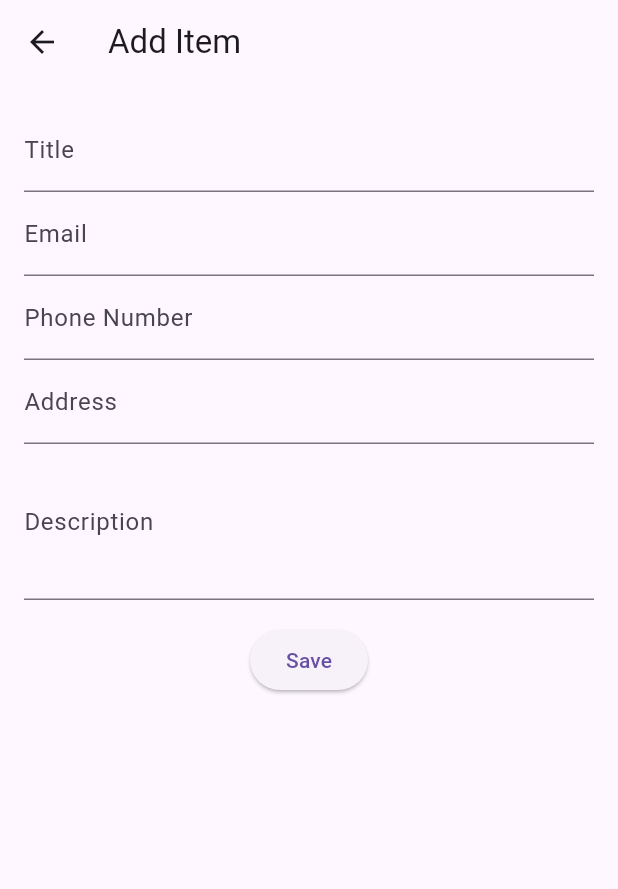
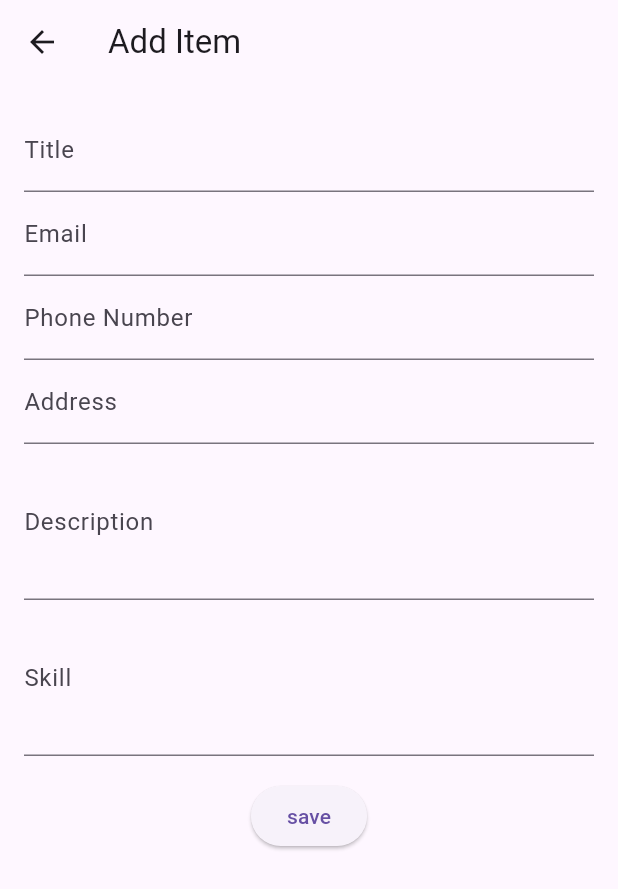
Before and after one commit to Aryan12Nt/resume_builder, a Flutter app: the screen it shows after launch, after a tap on the "add" icon, on a phone screen of 412 x 824 dp. Shown: the top 889 px of the screen. Run offline on Flutter 3.47's test engine with Material 3 defaults, Android fonts, the phone set to English and light mode, and no system bars; our stand-ins replace cloud_firestore, firebase_core; accounts and stored records are empty.

Commit message:
worked on listview

```diff
--- a/lib/main.dart
+++ b/lib/main.dart
@@ -1,11 +1,13 @@
 import 'package:flutter/material.dart';
 import 'package:firebase_core/firebase_core.dart';
-import 'package:resume_builder/screen.dart';
+import 'package:resume_builder/resume_screen.dart';
 import 'firebase_options.dart';
 
-void main() async {
-  WidgetsFlutterBinding.ensureInitialized();
-  await Firebase.initializeApp();
+Future<void> main() async {
+  runApp( MyApp());
+  await Firebase.initializeApp(
+    options: DefaultFirebaseOptions.currentPlatform,
+  );
   runApp(MyApp());
 }
 
@@ -13,6 +15,7 @@ class MyApp extends StatelessWidget {
   @override
   Widget build(BuildContext context) {
     return MaterialApp(
+      debugShowCheckedModeBanner: false,
       title: 'My App',
       home: ResumeScreen(),
     );
--- a/lib/model.dart
+++ b/lib/model.dart
@@ -1,11 +1,15 @@
 class ResumeItem {
+  String? id;
   String? title;
   String? email;
   String? phoneNumber;
   String? address;
   String? description;
+  String? skills;
 
   ResumeItem({
+    this.skills,
+    this.id,
     this.title,
     this.email,
     this.phoneNumber,
--- a/lib/resume_form.dart
+++ b/lib/resume_form.dart
@@ -1,11 +1,25 @@
 import 'package:cloud_firestore/cloud_firestore.dart';
 import 'package:flutter/material.dart';
 import 'package:resume_builder/model.dart';
+class ResumeForm extends StatefulWidget {
+  bool isEditScreen;
+  final ResumeItem? resumeItem;
+  final String? docId;
+  final String? title;
+  final String? description;
+  final String? address;
+  final String? skills;
+  final String? email;
+  final String? phoneNumber;
 
-class ResumeForm extends StatefulWidget {
-  final ResumeItem? resumeItem;
-
-  ResumeForm({this.resumeItem});
+  ResumeForm(
+      {this.docId,this.email,this.phoneNumber,
+        this.isEditScreen = false,
+        this.title,
+        this.description,
+        this.address,
+        this.skills,
+        this.resumeItem});
 
   @override
   _ResumeFormState createState() => _ResumeFormState();
@@ -17,20 +31,26 @@ class _ResumeFormState extends State<ResumeForm> {
   TextEditingController? phoneController;
   TextEditingController? addressController;
   TextEditingController? descriptionController;
+  TextEditingController? skillsController;
 
   @override
   void initState() {
     super.initState();
-    titleController =
-        TextEditingController(text: widget.resumeItem?.title ?? '');
-    emailController =
-        TextEditingController(text: widget.resumeItem?.email ?? '');
+    initilizeController(); // Call the initialization method here
+  }
+
+  void initilizeController() {
+    if (widget.isEditScreen) {
+      skillsController = TextEditingController(text: widget.skills);
+      titleController = TextEditingController(text: widget.title);
+      emailController = TextEditingController(text: widget.email);
       phoneController =
-        TextEditingController(text: widget.resumeItem?.phoneNumber ?? '');
+          TextEditingController(text: widget.phoneNumber);
       addressController =
-        TextEditingController(text: widget.resumeItem?.address ?? '');
+          TextEditingController(text: widget.address);
       descriptionController =
-        TextEditingController(text: widget.resumeItem?.description ?? '');
+          TextEditingController(text: widget.description);
+    }
   }
 
   @override
@@ -64,12 +84,17 @@ class _ResumeFormState extends State<ResumeForm> {
               decoration: InputDecoration(labelText: 'Description'),
               maxLines: 3,
             ),
+            TextField(
+              controller: skillsController,
+              decoration: InputDecoration(labelText: 'Skill'),
+              maxLines: 3,
+            ),
             SizedBox(height: 16.0),
             ElevatedButton(
               onPressed: () {
                 _saveResumeItem();
               },
-              child: Text('Save'),
+              child: Text(widget.isEditScreen ? 'edit' : "save"),
             ),
           ],
         ),
@@ -85,12 +110,14 @@ class _ResumeFormState extends State<ResumeForm> {
     final phone = phoneController?.text;
     final address = addressController?.text;
     final description = descriptionController?.text;
+    final skills = skillsController?.text;
 
     if (title != null &&
         description != null &&
         title.isNotEmpty &&
         description.isNotEmpty) {
       final result = ResumeItem(
+        skills: skills,
         title: title,
         email: email,
         phoneNumber: phone,
@@ -98,14 +125,27 @@ class _ResumeFormState extends State<ResumeForm> {
         description: description,
       );
 
-      // Add new resume item to Firestore
-      await resumeCollection.add({
+      if (widget.isEditScreen) {
+        // Update the existing document using the provided docId
+        await resumeCollection.doc(widget.docId).update({
+          "skills": result.skills,
           'title': result.title,
           'email': result.email,
           'phoneNumber': result.phoneNumber,
           'address': result.address,
           'description': result.description,
         });
+      } else {
+        // Add new resume item to Firestore
+        await resumeCollection.add({
+          "skills": result.skills,
+          'title': result.title,
+          'email': result.email,
+          'phoneNumber': result.phoneNumber,
+          'address': result.address,
+          'description': result.description,
+        });
+      }
 
       Navigator.pop(context, result);
     }
--- a/lib/screen.dart
+++ b/lib/screen.dart
@@ -1,74 +1,74 @@
-import 'package:cloud_firestore/cloud_firestore.dart';
-import 'package:flutter/material.dart';
-import 'package:resume_builder/model.dart';
-import 'package:resume_builder/resume_form.dart';
-
-class ResumeScreen extends StatefulWidget {
-  @override
-  _ResumeScreenState createState() => _ResumeScreenState();
-}
-
-class _ResumeScreenState extends State<ResumeScreen> {
-  final CollectionReference resumeCollection =
-  FirebaseFirestore.instance.collection('resume');
-
-  @override
-  Widget build(BuildContext context) {
-    return Scaffold(
-      appBar: AppBar(
-        title: Text('Resume App'),
-      ),
-      body: StreamBuilder(
-        stream: FirebaseFirestore.instance.collection('resumes').snapshots(),
-        builder: (BuildContext context, AsyncSnapshot streamSnapshot) {
-          if (streamSnapshot.connectionState == ConnectionState.waiting) {
-            return Center(child: CircularProgressIndicator());
-          } else if (streamSnapshot.hasData &&
-              streamSnapshot.data.docs.isNotEmpty) {
-            return ListView.builder(
-              physics: const NeverScrollableScrollPhysics(),
-              shrinkWrap: true,
-              itemCount: streamSnapshot.data.docs.length,
-              itemBuilder: (context, index) {
-                return ListTile(
-                  title: Text(streamSnapshot.data.docs[index]["title"]),
-                  onTap: () {
-                    // Handle item tap if needed
-                  },
-                  trailing: IconButton(
-                    icon: Icon(Icons.delete),
-                    onPressed: () {
-                      _deleteResumeItem(streamSnapshot.data.docs[index].id);
-                    },
-                  ),
-                );
-              },
-            );
-          } else if (streamSnapshot.hasError) {
-            debugPrint("Error: ${streamSnapshot.error}");
-          }
-          return Center(child: Text("No data available."));
-        },
-      ),
-      floatingActionButton: FloatingActionButton(
-        onPressed: () {
-          _navigateToResumeForm();
-        },
-        child: Icon(Icons.add),
-      ),
-    );
-  }
-
-  void _navigateToResumeForm({ResumeItem? resumeItem}) async {
-    await Navigator.push(
-      context,
-      MaterialPageRoute(
-        builder: (context) => ResumeForm(),
-      ),
-    );
-  }
-
-  void _deleteResumeItem(String id) async {
-    await resumeCollection.doc(id).delete();
-  }
-}
+// import 'package:cloud_firestore/cloud_firestore.dart';
+// import 'package:flutter/material.dart';
+// import 'package:resume_builder/model.dart';
+// import 'package:resume_builder/resume_form.dart';
+//
+// class ResumeScreen extends StatefulWidget {
+//   @override
+//   _ResumeScreenState createState() => _ResumeScreenState();
+// }
+//
+// class _ResumeScreenState extends State<ResumeScreen> {
+//   final CollectionReference resumeCollection =
+//   FirebaseFirestore.instance.collection('resume');
+//
+//   @override
+//   Widget build(BuildContext context) {
+//     return Scaffold(
+//       appBar: AppBar(
+//         title: Text('Resume App'),
+//       ),
+//       body: StreamBuilder(
+//         stream: FirebaseFirestore.instance.collection('resumes').snapshots(),
+//         builder: (BuildContext context, AsyncSnapshot streamSnapshot) {
+//           if (streamSnapshot.connectionState == ConnectionState.waiting) {
+//             return Center(child: CircularProgressIndicator());
+//           } else if (streamSnapshot.hasData &&
+//               streamSnapshot.data.docs.isNotEmpty) {
+//             return ListView.builder(
+//               physics: const NeverScrollableScrollPhysics(),
+//               shrinkWrap: true,
+//               itemCount: streamSnapshot.data.docs.length,
+//               itemBuilder: (context, index) {
+//                 return ListTile(
+//                   title: Text(streamSnapshot.data.docs[index]["title"]),
+//                   onTap: () {
+//                     // Handle item tap if needed
+//                   },
+//                   trailing: IconButton(
+//                     icon: Icon(Icons.delete),
+//                     onPressed: () {
+//                       _deleteResumeItem(streamSnapshot.data.docs[index].id);
+//                     },
+//                   ),
+//                 );
+//               },
+//             );
+//           } else if (streamSnapshot.hasError) {
+//             debugPrint("Error: ${streamSnapshot.error}");
+//           }
+//           return Center(child: Text("No data available."));
+//         },
+//       ),
+//       floatingActionButton: FloatingActionButton(
+//         onPressed: () {
+//           _navigateToResumeForm();
+//         },
+//         child: Icon(Icons.add),
+//       ),
+//     );
+//   }
+//
+//   void _navigateToResumeForm({ResumeItem? resumeItem}) async {
+//     await Navigator.push(
+//       context,
+//       MaterialPageRoute(
+//         builder: (context) => ResumeForm(),
+//       ),
+//     );
+//   }
+//
+//   void _deleteResumeItem(String id) async {
+//     await resumeCollection.doc(id).delete();
+//   }
+// }
```
Also changed, not shown: lib/resume_screen.dart (+105 -18 lines). Lines whose indentation alone changed are shown as unchanged.
